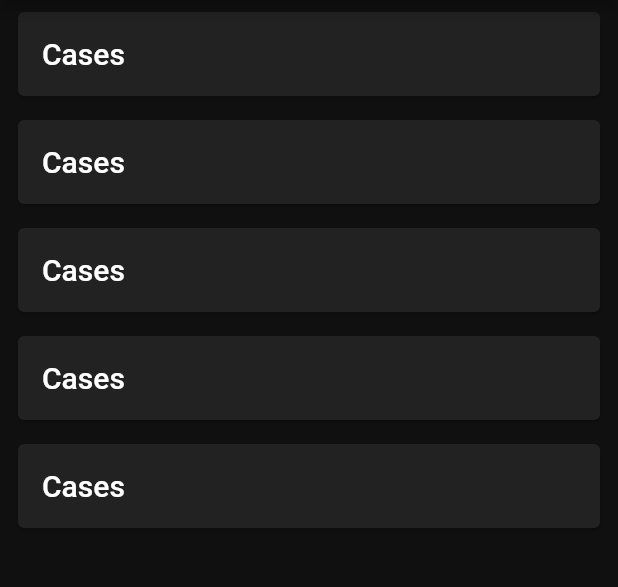
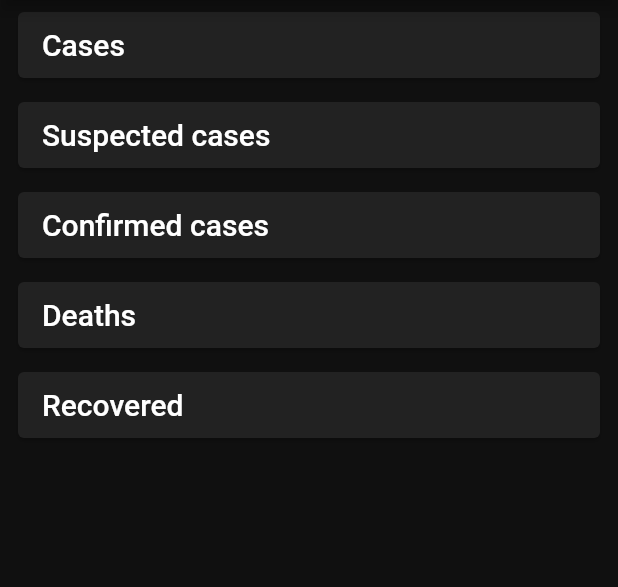
Before and after one commit to Sviut/flutter_corona, a Flutter app: the screen it shows after launch, on a phone screen of 412 x 824 dp, the part 84-671 px from its top. Run offline on Flutter 3.47's test engine with Material 2 defaults, Android fonts, the phone set to English and light mode, and no system bars; network calls fail.

Commit message:
add mapping for title in card

```diff
--- a/lib/app/ui/endpoint_card.dart
+++ b/lib/app/ui/endpoint_card.dart
@@ -6,6 +6,14 @@ class EndpointCard extends StatelessWidget {
 
   final Endpoint endpoint;
   final int value;
+
+  static Map<Endpoint, String> _cardTitles = {
+    Endpoint.cases: 'Cases',
+    Endpoint.casesSuspected: 'Suspected cases',
+    Endpoint.casesConfirmed: 'Confirmed cases',
+    Endpoint.deaths: 'Deaths',
+    Endpoint.recovered: 'Recovered'
+  };
 
   @override
   Widget build(BuildContext context) {
@@ -18,12 +26,12 @@ class EndpointCard extends StatelessWidget {
             mainAxisAlignment: MainAxisAlignment.spaceBetween,
             children: <Widget>[
               Text(
-                'Cases',
+                _cardTitles[endpoint],
                 style: Theme.of(context).textTheme.headline6,
               ),
               Text(
                 value != null ? value.toString() : '',
-                style: Theme.of(context).textTheme.headline4,
+                style: Theme.of(context).textTheme.headline5,
               )
             ],
           ),
```
